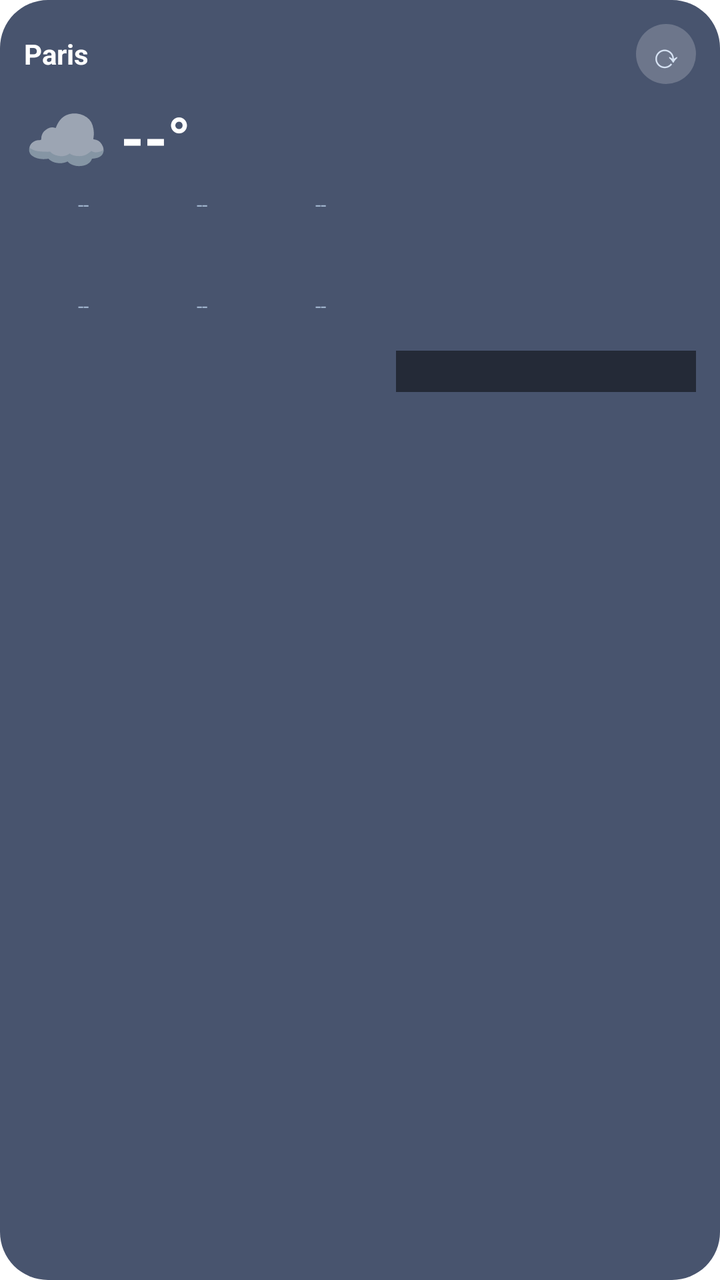
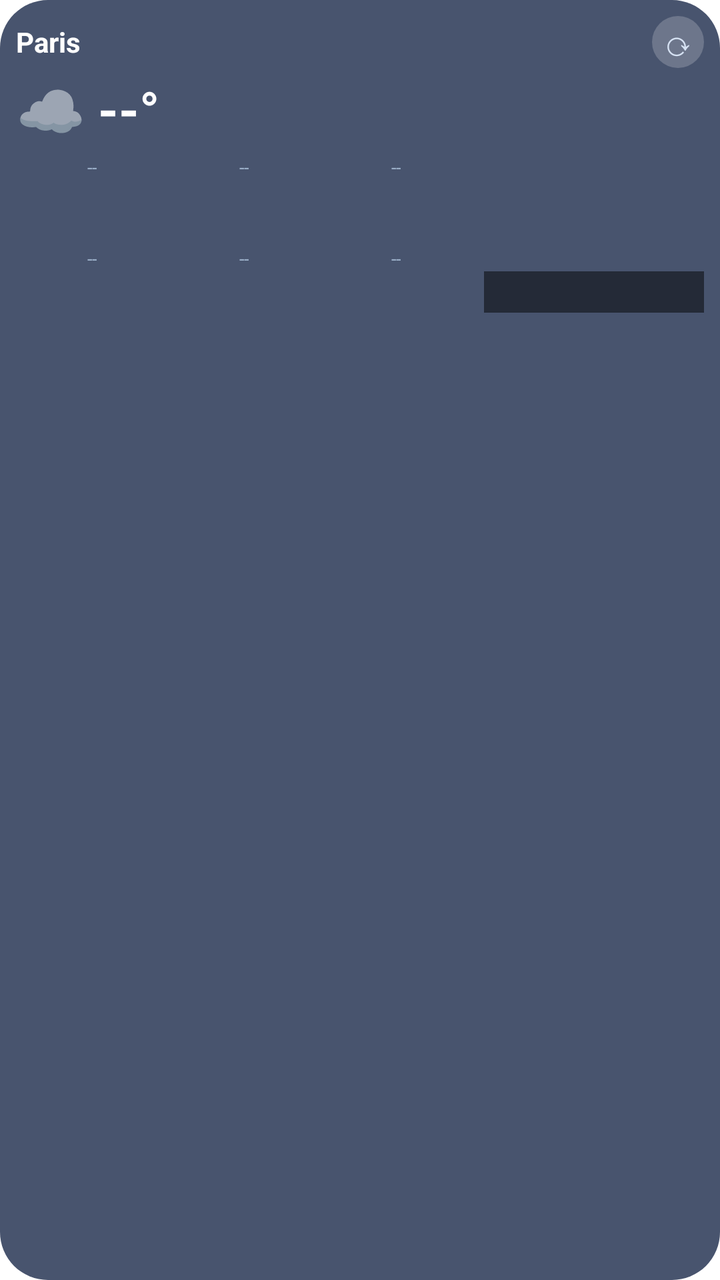

The first picture is an Android layout as it rendered before a commit; the second is the same layout after the commit. The layout source and the unified diff follow.
<!-- AndroidManifest.xml: application theme AppTheme -->
<!-- res/layout/widget_weather.xml -->
<?xml version="1.0" encoding="utf-8"?>
<LinearLayout xmlns:android="http://schemas.android.com/apk/res/android"
    android:id="@+id/widget_root"
    android:layout_width="match_parent"
    android:layout_height="match_parent"
    android:orientation="vertical"
    android:padding="12dp"
    android:background="@drawable/widget_bg">

    
    <LinearLayout
        android:layout_width="match_parent"
        android:layout_height="wrap_content"
        android:orientation="horizontal"
        android:gravity="center_vertical">

        <TextView
            android:id="@+id/widget_city"
            android:layout_width="0dp"
            android:layout_height="wrap_content"
            android:layout_weight="1"
            android:text="Paris"
            android:textSize="14sp"
            android:textStyle="bold"
            android:textColor="#FFFFFF"
            android:maxLines="1"
            android:ellipsize="end" />

        <TextView
            android:id="@+id/widget_when"
            android:layout_width="wrap_content"
            android:layout_height="wrap_content"
            android:text=""
            android:textSize="11sp"
            android:textColor="#9FB3CC"
            android:layout_marginEnd="4dp" />

        <TextView
            android:id="@+id/widget_refresh"
            android:layout_width="30dp"
            android:layout_height="30dp"
            android:text="⟳"
            android:textSize="17sp"
            android:textColor="#D7E3F4"
            android:gravity="center"
            android:background="@drawable/widget_chip" />
    </LinearLayout>

    
    <LinearLayout
        android:layout_width="match_parent"
        android:layout_height="wrap_content"
        android:orientation="horizontal"
        android:layout_marginTop="4dp">

        <LinearLayout
            android:layout_width="0dp"
            android:layout_height="wrap_content"
            android:layout_weight="1"
            android:orientation="vertical"
            android:layout_marginEnd="8dp">

            
            <LinearLayout
                android:layout_width="match_parent"
                android:layout_height="wrap_content"
                android:orientation="horizontal"
                android:gravity="center_vertical">

                <TextView
                    android:id="@+id/widget_icon"
                    android:layout_width="wrap_content"
                    android:layout_height="wrap_content"
                    android:text="☁️"
                    android:textSize="34sp"
                    android:layout_marginEnd="6dp" />

                <TextView
                    android:id="@+id/widget_temp"
                    android:layout_width="wrap_content"
                    android:layout_height="wrap_content"
                    android:text="--°"
                    android:textSize="30sp"
                    android:textStyle="bold"
                    android:textColor="#FFFFFF"
                    android:maxLines="1"
                    android:layout_marginEnd="8dp" />

                <TextView
                    android:id="@+id/widget_desc"
                    android:layout_width="0dp"
                    android:layout_height="wrap_content"
                    android:layout_weight="1"
                    android:text=""
                    android:textSize="12sp"
                    android:textColor="#D7E3F4"
                    android:maxLines="2"
                    android:ellipsize="end" />
            </LinearLayout>

            
            <LinearLayout
                android:layout_width="match_parent"
                android:layout_height="wrap_content"
                android:orientation="horizontal"
                android:layout_marginTop="4dp">

                <LinearLayout android:id="@+id/h0" android:layout_width="0dp" android:layout_height="wrap_content" android:layout_weight="1" android:orientation="vertical" android:gravity="center_horizontal">
                    <TextView android:id="@+id/h0_time" android:layout_width="wrap_content" android:layout_height="wrap_content" android:textSize="10sp" android:textColor="#9FB3CC" android:text="--" />
                    <TextView android:id="@+id/h0_icon" android:layout_width="wrap_content" android:layout_height="wrap_content" android:textSize="15sp" android:text="" />
                    <TextView android:id="@+id/h0_temp" android:layout_width="wrap_content" android:layout_height="wrap_content" android:textSize="11sp" android:textStyle="bold" android:textColor="#FFFFFF" android:text="" />
                </LinearLayout>
                <LinearLayout android:id="@+id/h1" android:layout_width="0dp" android:layout_height="wrap_content" android:layout_weight="1" android:orientation="vertical" android:gravity="center_horizontal">
                    <TextView android:id="@+id/h1_time" android:layout_width="wrap_content" android:layout_height="wrap_content" android:textSize="10sp" android:textColor="#9FB3CC" android:text="--" />
                    <TextView android:id="@+id/h1_icon" android:layout_width="wrap_content" android:layout_height="wrap_content" android:textSize="15sp" android:text="" />
                    <TextView android:id="@+id/h1_temp" android:layout_width="wrap_content" android:layout_height="wrap_content" android:textSize="11sp" android:textStyle="bold" android:textColor="#FFFFFF" android:text="" />
                </LinearLayout>
                <LinearLayout android:id="@+id/h2" android:layout_width="0dp" android:layout_height="wrap_content" android:layout_weight="1" android:orientation="vertical" android:gravity="center_horizontal">
                    <TextView android:id="@+id/h2_time" android:layout_width="wrap_content" android:layout_height="wrap_content" android:textSize="10sp" android:textColor="#9FB3CC" android:text="--" />
                    <TextView android:id="@+id/h2_icon" android:layout_width="wrap_content" android:layout_height="wrap_content" android:textSize="15sp" android:text="" />
                    <TextView android:id="@+id/h2_temp" android:layout_width="wrap_content" android:layout_height="wrap_content" android:textSize="11sp" android:textStyle="bold" android:textColor="#FFFFFF" android:text="" />
                </LinearLayout>
            </LinearLayout>

            <LinearLayout
                android:layout_width="match_parent"
                android:layout_height="wrap_content"
                android:orientation="horizontal"
                android:layout_marginTop="2dp">

                <LinearLayout android:id="@+id/h3" android:layout_width="0dp" android:layout_height="wrap_content" android:layout_weight="1" android:orientation="vertical" android:gravity="center_horizontal">
                    <TextView android:id="@+id/h3_time" android:layout_width="wrap_content" android:layout_height="wrap_content" android:textSize="10sp" android:textColor="#9FB3CC" android:text="--" />
                    <TextView android:id="@+id/h3_icon" android:layout_width="wrap_content" android:layout_height="wrap_content" android:textSize="15sp" android:text="" />
                    <TextView android:id="@+id/h3_temp" android:layout_width="wrap_content" android:layout_height="wrap_content" android:textSize="11sp" android:textStyle="bold" android:textColor="#FFFFFF" android:text="" />
                </LinearLayout>
                <LinearLayout android:id="@+id/h4" android:layout_width="0dp" android:layout_height="wrap_content" android:layout_weight="1" android:orientation="vertical" android:gravity="center_horizontal">
                    <TextView android:id="@+id/h4_time" android:layout_width="wrap_content" android:layout_height="wrap_content" android:textSize="10sp" android:textColor="#9FB3CC" android:text="--" />
                    <TextView android:id="@+id/h4_icon" android:layout_width="wrap_content" android:layout_height="wrap_content" android:textSize="15sp" android:text="" />
                    <TextView android:id="@+id/h4_temp" android:layout_width="wrap_content" android:layout_height="wrap_content" android:textSize="11sp" android:textStyle="bold" android:textColor="#FFFFFF" android:text="" />
                </LinearLayout>
                <LinearLayout android:id="@+id/h5" android:layout_width="0dp" android:layout_height="wrap_content" android:layout_weight="1" android:orientation="vertical" android:gravity="center_horizontal">
                    <TextView android:id="@+id/h5_time" android:layout_width="wrap_content" android:layout_height="wrap_content" android:textSize="10sp" android:textColor="#9FB3CC" android:text="--" />
                    <TextView android:id="@+id/h5_icon" android:layout_width="wrap_content" android:layout_height="wrap_content" android:textSize="15sp" android:text="" />
                    <TextView android:id="@+id/h5_temp" android:layout_width="wrap_content" android:layout_height="wrap_content" android:textSize="11sp" android:textStyle="bold" android:textColor="#FFFFFF" android:text="" />
                </LinearLayout>
            </LinearLayout>
        </LinearLayout>

        
        <FrameLayout
            android:layout_width="150dp"
            android:layout_height="150dp"
            android:layout_gravity="center_vertical">

            <ImageView
                android:id="@+id/widget_rain"
                android:layout_width="match_parent"
                android:layout_height="match_parent"
                android:scaleType="centerCrop" />

            <TextView
                android:id="@+id/widget_rain_when"
                android:layout_width="match_parent"
                android:layout_height="wrap_content"
                android:layout_gravity="bottom"
                android:text=""
                android:textSize="11sp"
                android:textStyle="bold"
                android:textColor="#FFFFFF"
                android:gravity="center"
                android:paddingTop="3dp"
                android:paddingBottom="3dp"
                android:background="#80000000" />
        </FrameLayout>
    </LinearLayout>
</LinearLayout>
<!-- resources referenced by this layout -->
<resources>
  <!-- drawable widget_bg (drawable) -->
  <?xml version="1.0" encoding="utf-8"?>
  <shape xmlns:android="http://schemas.android.com/apk/res/android" android:shape="rectangle">
      <corners android:radius="24dp" />
      <solid android:color="#CC1B2A4A" />
  </shape>
  <!-- drawable widget_chip (drawable) -->
  <?xml version="1.0" encoding="utf-8"?>
  <shape xmlns:android="http://schemas.android.com/apk/res/android" android:shape="oval">
      <solid android:color="#33FFFFFF" />
  </shape>
</resources>

<!-- the commit's change to res/layout/widget_weather.xml (unified diff, before → after) -->
@@ -4,7 +4,7 @@
     android:layout_width="match_parent"
     android:layout_height="match_parent"
     android:orientation="vertical"
-    android:padding="12dp"
+    android:padding="8dp"
     android:background="@drawable/widget_bg">
 
     
@@ -37,8 +37,8 @@
 
         <TextView
             android:id="@+id/widget_refresh"
-            android:layout_width="30dp"
-            android:layout_height="30dp"
+            android:layout_width="26dp"
+            android:layout_height="26dp"
             android:text="⟳"
             android:textSize="17sp"
             android:textColor="#D7E3F4"
@@ -51,14 +51,14 @@
         android:layout_width="match_parent"
         android:layout_height="wrap_content"
         android:orientation="horizontal"
-        android:layout_marginTop="4dp">
+        android:layout_marginTop="2dp">
 
         <LinearLayout
             android:layout_width="0dp"
             android:layout_height="wrap_content"
             android:layout_weight="1"
             android:orientation="vertical"
-            android:layout_marginEnd="8dp">
+            android:layout_marginEnd="6dp">
 
             
             <LinearLayout
@@ -72,7 +72,7 @@
                     android:layout_width="wrap_content"
                     android:layout_height="wrap_content"
                     android:text="☁️"
-                    android:textSize="34sp"
+                    android:textSize="28sp"
                     android:layout_marginEnd="6dp" />
 
                 <TextView
@@ -80,7 +80,7 @@
                     android:layout_width="wrap_content"
                     android:layout_height="wrap_content"
                     android:text="--°"
-                    android:textSize="30sp"
+                    android:textSize="26sp"
                     android:textStyle="bold"
                     android:textColor="#FFFFFF"
                     android:maxLines="1"
@@ -106,19 +106,19 @@
                 android:layout_marginTop="4dp">
 
                 <LinearLayout android:id="@+id/h0" android:layout_width="0dp" android:layout_height="wrap_content" android:layout_weight="1" android:orientation="vertical" android:gravity="center_horizontal">
-                    <TextView android:id="@+id/h0_time" android:layout_width="wrap_content" android:layout_height="wrap_content" android:textSize="10sp" android:textColor="#9FB3CC" android:text="--" />
-                    <TextView android:id="@+id/h0_icon" android:layout_width="wrap_content" android:layout_height="wrap_content" android:textSize="15sp" android:text="" />
-                    <TextView android:id="@+id/h0_temp" android:layout_width="wrap_content" android:layout_height="wrap_content" android:textSize="11sp" android:textStyle="bold" android:textColor="#FFFFFF" android:text="" />
+                    <TextView android:id="@+id/h0_time" android:layout_width="wrap_content" android:layout_height="wrap_content" android:textSize="9sp" android:textColor="#9FB3CC" android:text="--" />
+                    <TextView android:id="@+id/h0_icon" android:layout_width="wrap_content" android:layout_height="wrap_content" android:textSize="13sp" android:text="" />
+                    <TextView android:id="@+id/h0_temp" android:layout_width="wrap_content" android:layout_height="wrap_content" android:textSize="10sp" android:textStyle="bold" android:textColor="#FFFFFF" android:text="" />
                 </LinearLayout>
                 <LinearLayout android:id="@+id/h1" android:layout_width="0dp" android:layout_height="wrap_content" android:layout_weight="1" android:orientation="vertical" android:gravity="center_horizontal">
-                    <TextView android:id="@+id/h1_time" android:layout_width="wrap_content" android:layout_height="wrap_content" android:textSize="10sp" android:textColor="#9FB3CC" android:text="--" />
-                    <TextView android:id="@+id/h1_icon" android:layout_width="wrap_content" android:layout_height="wrap_content" android:textSize="15sp" android:text="" />
-                    <TextView android:id="@+id/h1_temp" android:layout_width="wrap_content" android:layout_height="wrap_content" android:textSize="11sp" android:textStyle="bold" android:textColor="#FFFFFF" android:text="" />
+                    <TextView android:id="@+id/h1_time" android:layout_width="wrap_content" android:layout_height="wrap_content" android:textSize="9sp" android:textColor="#9FB3CC" android:text="--" />
+                    <TextView android:id="@+id/h1_icon" android:layout_width="wrap_content" android:layout_height="wrap_content" android:textSize="13sp" android:text="" />
+                    <TextView android:id="@+id/h1_temp" android:layout_width="wrap_content" android:layout_height="wrap_content" android:textSize="10sp" android:textStyle="bold" android:textColor="#FFFFFF" android:text="" />
                 </LinearLayout>
                 <LinearLayout android:id="@+id/h2" android:layout_width="0dp" android:layout_height="wrap_content" android:layout_weight="1" android:orientation="vertical" android:gravity="center_horizontal">
-                    <TextView android:id="@+id/h2_time" android:layout_width="wrap_content" android:layout_height="wrap_content" android:textSize="10sp" android:textColor="#9FB3CC" android:text="--" />
-                    <TextView android:id="@+id/h2_icon" android:layout_width="wrap_content" android:layout_height="wrap_content" android:textSize="15sp" android:text="" />
-                    <TextView android:id="@+id/h2_temp" android:layout_width="wrap_content" android:layout_height="wrap_content" android:textSize="11sp" android:textStyle="bold" android:textColor="#FFFFFF" android:text="" />
+                    <TextView android:id="@+id/h2_time" android:layout_width="wrap_content" android:layout_height="wrap_content" android:textSize="9sp" android:textColor="#9FB3CC" android:text="--" />
+                    <TextView android:id="@+id/h2_icon" android:layout_width="wrap_content" android:layout_height="wrap_content" android:textSize="13sp" android:text="" />
+                    <TextView android:id="@+id/h2_temp" android:layout_width="wrap_content" android:layout_height="wrap_content" android:textSize="10sp" android:textStyle="bold" android:textColor="#FFFFFF" android:text="" />
                 </LinearLayout>
             </LinearLayout>
 
@@ -129,27 +129,27 @@
                 android:layout_marginTop="2dp">
 
                 <LinearLayout android:id="@+id/h3" android:layout_width="0dp" android:layout_height="wrap_content" android:layout_weight="1" android:orientation="vertical" android:gravity="center_horizontal">
-                    <TextView android:id="@+id/h3_time" android:layout_width="wrap_content" android:layout_height="wrap_content" android:textSize="10sp" android:textColor="#9FB3CC" android:text="--" />
-                    <TextView android:id="@+id/h3_icon" android:layout_width="wrap_content" android:layout_height="wrap_content" android:textSize="15sp" android:text="" />
-                    <TextView android:id="@+id/h3_temp" android:layout_width="wrap_content" android:layout_height="wrap_content" android:textSize="11sp" android:textStyle="bold" android:textColor="#FFFFFF" android:text="" />
+                    <TextView android:id="@+id/h3_time" android:layout_width="wrap_content" android:layout_height="wrap_content" android:textSize="9sp" android:textColor="#9FB3CC" android:text="--" />
+                    <TextView android:id="@+id/h3_icon" android:layout_width="wrap_content" android:layout_height="wrap_content" android:textSize="13sp" android:text="" />
+                    <TextView android:id="@+id/h3_temp" android:layout_width="wrap_content" android:layout_height="wrap_content" android:textSize="10sp" android:textStyle="bold" android:textColor="#FFFFFF" android:text="" />
                 </LinearLayout>
                 <LinearLayout android:id="@+id/h4" android:layout_width="0dp" android:layout_height="wrap_content" android:layout_weight="1" android:orientation="vertical" android:gravity="center_horizontal">
-                    <TextView android:id="@+id/h4_time" android:layout_width="wrap_content" android:layout_height="wrap_content" android:textSize="10sp" android:textColor="#9FB3CC" android:text="--" />
-                    <TextView android:id="@+id/h4_icon" android:layout_width="wrap_content" android:layout_height="wrap_content" android:textSize="15sp" android:text="" />
-                    <TextView android:id="@+id/h4_temp" android:layout_width="wrap_content" android:layout_height="wrap_content" android:textSize="11sp" android:textStyle="bold" android:textColor="#FFFFFF" android:text="" />
+                    <TextView android:id="@+id/h4_time" android:layout_width="wrap_content" android:layout_height="wrap_content" android:textSize="9sp" android:textColor="#9FB3CC" android:text="--" />
+                    <TextView android:id="@+id/h4_icon" android:layout_width="wrap_content" android:layout_height="wrap_content" android:textSize="13sp" android:text="" />
+                    <TextView android:id="@+id/h4_temp" android:layout_width="wrap_content" android:layout_height="wrap_content" android:textSize="10sp" android:textStyle="bold" android:textColor="#FFFFFF" android:text="" />
                 </LinearLayout>
                 <LinearLayout android:id="@+id/h5" android:layout_width="0dp" android:layout_height="wrap_content" android:layout_weight="1" android:orientation="vertical" android:gravity="center_horizontal">
-                    <TextView android:id="@+id/h5_time" android:layout_width="wrap_content" android:layout_height="wrap_content" android:textSize="10sp" android:textColor="#9FB3CC" android:text="--" />
-                    <TextView android:id="@+id/h5_icon" android:layout_width="wrap_content" android:layout_height="wrap_content" android:textSize="15sp" android:text="" />
-                    <TextView android:id="@+id/h5_temp" android:layout_width="wrap_content" android:layout_height="wrap_content" android:textSize="11sp" android:textStyle="bold" android:textColor="#FFFFFF" android:text="" />
+                    <TextView android:id="@+id/h5_time" android:layout_width="wrap_content" android:layout_height="wrap_content" android:textSize="9sp" android:textColor="#9FB3CC" android:text="--" />
+                    <TextView android:id="@+id/h5_icon" android:layout_width="wrap_content" android:layout_height="wrap_content" android:textSize="13sp" android:text="" />
+                    <TextView android:id="@+id/h5_temp" android:layout_width="wrap_content" android:layout_height="wrap_content" android:textSize="10sp" android:textStyle="bold" android:textColor="#FFFFFF" android:text="" />
                 </LinearLayout>
             </LinearLayout>
         </LinearLayout>
 
         
         <FrameLayout
-            android:layout_width="150dp"
-            android:layout_height="150dp"
+            android:layout_width="110dp"
+            android:layout_height="110dp"
             android:layout_gravity="center_vertical">
 
             <ImageView
